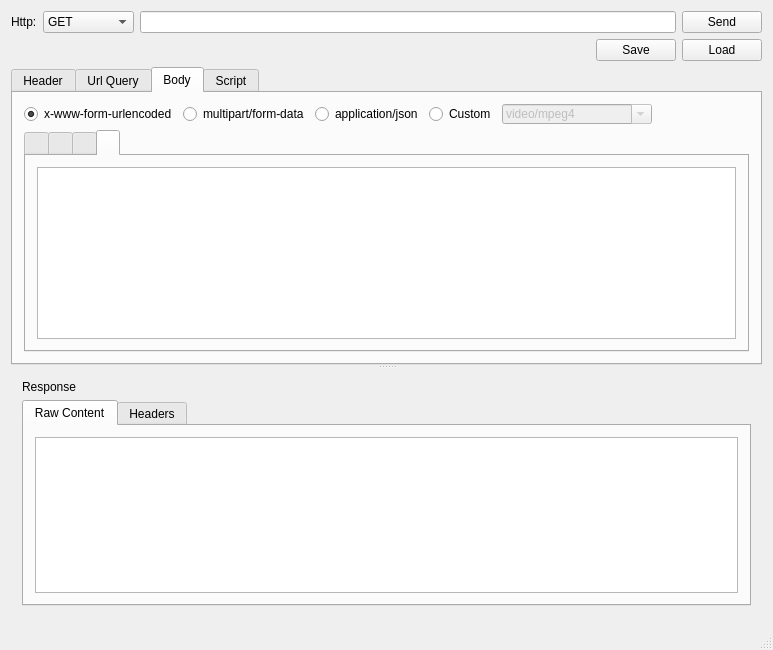
Qt form httppost.ui (jadderbao/http-post-test) before a commit.
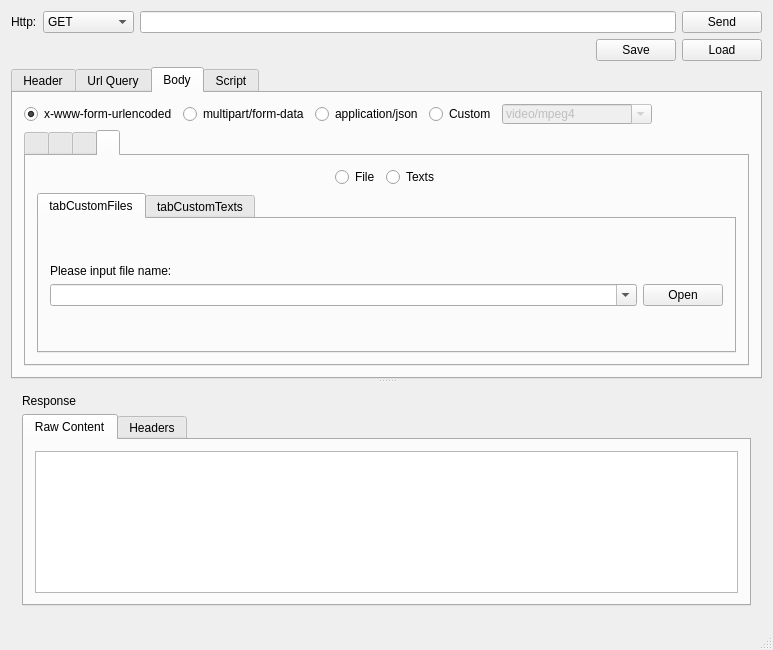
The same form after that commit. The open tabs and pages were chosen to show the change. Custom widgets are drawn as their Qt base class.

Commit message: update custom content type body function

```diff
--- a/httppost.ui
+++ b/httppost.ui
@@ -630,9 +630,159 @@
             <attribute name="title">
              <string/>
             </attribute>
-            <layout class="QHBoxLayout" name="horizontalLayout_5">
+            <layout class="QVBoxLayout" name="verticalLayout_11">
              <item>
-              <widget class="QPlainTextEdit" name="plainTextEditText"/>
+              <layout class="QHBoxLayout" name="horizontalLayout_10">
+               <item>
+                <spacer name="horizontalSpacer_3">
+                 <property name="orientation">
+                  <enum>Qt::Horizontal</enum>
+                 </property>
+                 <property name="sizeHint" stdset="0">
+                  <size>
+                   <width>40</width>
+                   <height>20</height>
+                  </size>
+                 </property>
+                </spacer>
+               </item>
+               <item>
+                <widget class="QRadioButton" name="radioButtonCustomFiles">
+                 <property name="text">
+                  <string>File</string>
+                 </property>
+                </widget>
+               </item>
+               <item>
+                <widget class="QRadioButton" name="radioButtonCustomTexts">
+                 <property name="text">
+                  <string>Texts</string>
+                 </property>
+                </widget>
+               </item>
+               <item>
+                <spacer name="horizontalSpacer_4">
+                 <property name="orientation">
+                  <enum>Qt::Horizontal</enum>
+                 </property>
+                 <property name="sizeHint" stdset="0">
+                  <size>
+                   <width>40</width>
+                   <height>20</height>
+                  </size>
+                 </property>
+                </spacer>
+               </item>
+              </layout>
+             </item>
+             <item>
+              <widget class="QTabWidget" name="tabWidgetCustom">
+               <property name="currentIndex">
+                <number>0</number>
+               </property>
+               <widget class="QWidget" name="tabCustomFiles">
+                <attribute name="title">
+                 <string>tabCustomFiles</string>
+                </attribute>
+                <layout class="QVBoxLayout" name="verticalLayout_13">
+                 <item>
+                  <spacer name="verticalSpacer_5">
+                   <property name="orientation">
+                    <enum>Qt::Vertical</enum>
+                   </property>
+                   <property name="sizeHint" stdset="0">
+                    <size>
+                     <width>20</width>
+                     <height>40</height>
+                    </size>
+                   </property>
+                  </spacer>
+                 </item>
+                 <item>
+                  <layout class="QVBoxLayout" name="verticalLayout_8">
+                   <item>
+                    <widget class="QLabel" name="label_2">
+                     <property name="text">
+                      <string>Please input file name:</string>
+                     </property>
+                    </widget>
+                   </item>
+                   <item>
+                    <layout class="QHBoxLayout" name="horizontalLayout_5">
+                     <property name="leftMargin">
+                      <number>0</number>
+                     </property>
+                     <item>
+                      <widget class="QComboBox" name="comboBoxCustomFiles">
+                       <property name="sizePolicy">
+                        <sizepolicy hsizetype="Preferred" vsizetype="Maximum">
+                         <horstretch>0</horstretch>
+                         <verstretch>0</verstretch>
+                        </sizepolicy>
+                       </property>
+                       <property name="editable">
+                        <bool>true</bool>
+                       </property>
+                      </widget>
+                     </item>
+                     <item>
+                      <widget class="QPushButton" name="pushButtonCustomOpenFile">
+                       <property name="sizePolicy">
+                        <sizepolicy hsizetype="Fixed" vsizetype="Fixed">
+                         <horstretch>0</horstretch>
+                         <verstretch>0</verstretch>
+                        </sizepolicy>
+                       </property>
+                       <property name="text">
+                        <string>Open</string>
+                       </property>
+                      </widget>
+                     </item>
+                    </layout>
+                   </item>
+                  </layout>
+                 </item>
+                 <item>
+                  <spacer name="verticalSpacer_6">
+                   <property name="orientation">
+                    <enum>Qt::Vertical</enum>
+                   </property>
+                   <property name="sizeHint" stdset="0">
+                    <size>
+                     <width>20</width>
+                     <height>40</height>
+                    </size>
+                   </property>
+                  </spacer>
+                 </item>
+                </layout>
+               </widget>
+               <widget class="QWidget" name="tabCustomTexts">
+                <attribute name="title">
+                 <string>tabCustomTexts</string>
+                </attribute>
+                <layout class="QVBoxLayout" name="verticalLayout_10">
+                 <property name="spacing">
+                  <number>0</number>
+                 </property>
+                 <property name="leftMargin">
+                  <number>0</number>
+                 </property>
+                 <property name="topMargin">
+                  <number>0</number>
+                 </property>
+                 <property name="rightMargin">
+                  <number>0</number>
+                 </property>
+                 <property name="bottomMargin">
+                  <number>0</number>
+                 </property>
+                 <item>
+                  <widget class="QPlainTextEdit" name="plainTextEditCustomText"/>
+                 </item>
+                </layout>
+               </widget>
+              </widget>
              </item>
             </layout>
            </widget>
```
Left out of the diff: 4 changed lines with no effect on the pictures. The commit also changes 4 other files.
